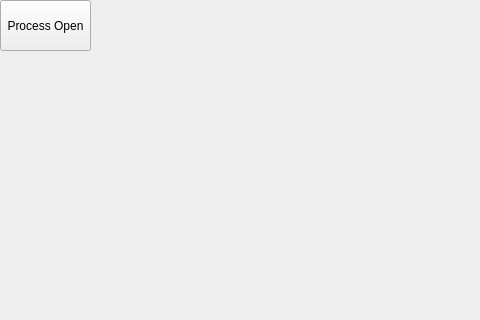
Qt form JHEngine/JHEngine/jhengine.ui (ahgnsdi/JHEngine) before a commit; both pictures show x 0 to 480 and y 0 to 320 of the 600 by 574 pixel window.
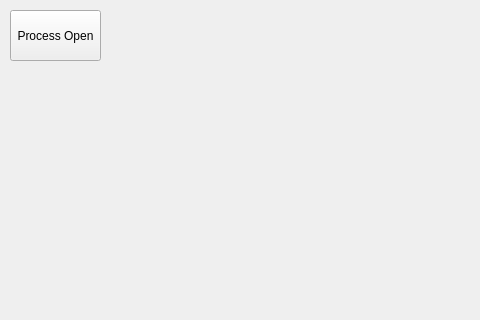
The same form after that commit.

```diff
--- a/JHEngine/JHEngine/jhengine.ui
+++ b/JHEngine/JHEngine/jhengine.ui
@@ -2,6 +2,9 @@
 <ui version="4.0">
  <class>JHEngineClass</class>
  <widget class="QMainWindow" name="JHEngineClass">
+  <property name="enabled">
+   <bool>true</bool>
+  </property>
   <property name="geometry">
    <rect>
     <x>0</x>
@@ -15,10 +18,13 @@
   </property>
   <widget class="QWidget" name="centralWidget">
    <widget class="QPushButton" name="ProcOpenBtn">
+    <property name="enabled">
+     <bool>true</bool>
+    </property>
     <property name="geometry">
      <rect>
-      <x>0</x>
-      <y>0</y>
+      <x>10</x>
+      <y>10</y>
       <width>91</width>
       <height>51</height>
      </rect>
```
Left out of the diff: 21 changed lines with no effect on the pictures.
